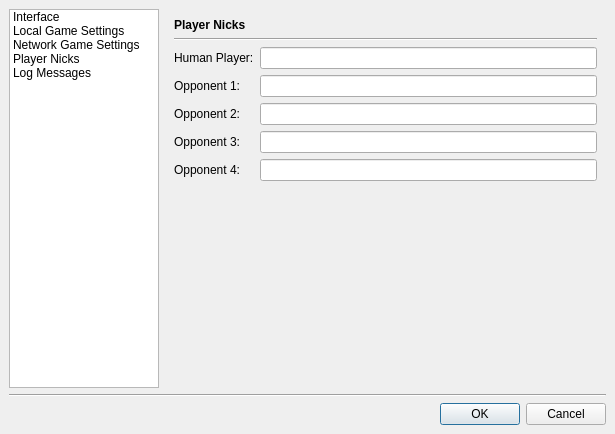
Old version of the form src/gui/qt/settingsdialog.ui in the repository pokerth/pokerth.
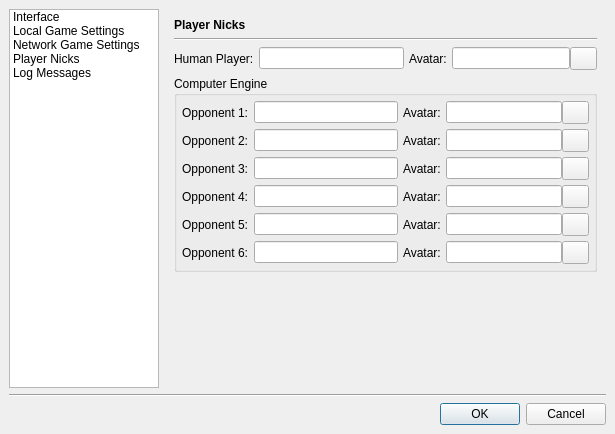
New version of the form. The open tabs and pages were chosen to show the change. Icons and pictures are not drawn.

Patch:
```diff
--- a/src/gui/qt/settingsdialog.ui
+++ b/src/gui/qt/settingsdialog.ui
@@ -601,23 +601,316 @@
        <property name="spacing" >
         <number>6</number>
        </property>
-       <item row="2" column="1" >
-        <widget class="QLineEdit" name="lineEdit_humanPlayerName" />
-       </item>
-       <item row="0" column="0" colspan="2" >
-        <widget class="QLabel" name="label_7" >
-         <property name="font" >
-          <font>
-           <weight>75</weight>
-           <bold>true</bold>
-          </font>
+       <item row="3" column="0" >
+        <widget class="QGroupBox" name="groupBox_3" >
+         <property name="title" >
+          <string>Computer Engine</string>
          </property>
-         <property name="text" >
-          <string>Player Nicks</string>
-         </property>
+         <layout class="QGridLayout" >
+          <property name="margin" >
+           <number>5</number>
+          </property>
+          <property name="spacing" >
+           <number>5</number>
+          </property>
+          <item row="5" column="3" >
+           <layout class="QHBoxLayout" >
+            <property name="margin" >
+             <number>0</number>
+            </property>
+            <property name="spacing" >
+             <number>0</number>
+            </property>
+            <item>
+             <widget class="QLineEdit" name="lineEdit_Opponent6Avatar" />
+            </item>
+            <item>
+             <widget class="QPushButton" name="pushButton_openAvatarFile6" >
+              <property name="minimumSize" >
+               <size>
+                <width>27</width>
+                <height>23</height>
+               </size>
+              </property>
+              <property name="maximumSize" >
+               <size>
+                <width>27</width>
+                <height>23</height>
+               </size>
+              </property>
+              <property name="icon" >
+               <iconset resource="resources.qrc" >:/graphics/resources/graphics/fileopen16.png</iconset>
+              </property>
+             </widget>
+            </item>
+           </layout>
+          </item>
+          <item row="4" column="3" >
+           <layout class="QHBoxLayout" >
+            <property name="margin" >
+             <number>0</number>
+            </property>
+            <property name="spacing" >
+             <number>0</number>
+            </property>
+            <item>
+             <widget class="QLineEdit" name="lineEdit_Opponent5Avatar" />
+            </item>
+            <item>
+             <widget class="QPushButton" name="pushButton_openAvatarFile5" >
+              <property name="minimumSize" >
+               <size>
+                <width>27</width>
+                <height>23</height>
+               </size>
+              </property>
+              <property name="maximumSize" >
+               <size>
+                <width>27</width>
+                <height>23</height>
+               </size>
+              </property>
+              <property name="icon" >
+               <iconset resource="resources.qrc" >:/graphics/resources/graphics/fileopen16.png</iconset>
+              </property>
+             </widget>
+            </item>
+           </layout>
+          </item>
+          <item row="3" column="3" >
+           <layout class="QHBoxLayout" >
+            <property name="margin" >
+             <number>0</number>
+            </property>
+            <property name="spacing" >
+             <number>0</number>
+            </property>
+            <item>
+             <widget class="QLineEdit" name="lineEdit_Opponent4Avatar" />
+            </item>
+            <item>
+             <widget class="QPushButton" name="pushButton_openAvatarFile4" >
+              <property name="minimumSize" >
+               <size>
+                <width>27</width>
+                <height>23</height>
+               </size>
+              </property>
+              <property name="maximumSize" >
+               <size>
+                <width>27</width>
+                <height>23</height>
+               </size>
+              </property>
+              <property name="icon" >
+               <iconset resource="resources.qrc" >:/graphics/resources/graphics/fileopen16.png</iconset>
+              </property>
+             </widget>
+            </item>
+           </layout>
+          </item>
+          <item row="2" column="3" >
+           <layout class="QHBoxLayout" >
+            <property name="margin" >
+             <number>0</number>
+            </property>
+            <property name="spacing" >
+             <number>0</number>
+            </property>
+            <item>
+             <widget class="QLineEdit" name="lineEdit_Opponent3Avatar" />
+            </item>
+            <item>
+             <widget class="QPushButton" name="pushButton_openAvatarFile3" >
+              <property name="minimumSize" >
+               <size>
+                <width>27</width>
+                <height>23</height>
+               </size>
+              </property>
+              <property name="maximumSize" >
+               <size>
+                <width>27</width>
+                <height>23</height>
+               </size>
+              </property>
+              <property name="icon" >
+               <iconset resource="resources.qrc" >:/graphics/resources/graphics/fileopen16.png</iconset>
+              </property>
+             </widget>
+            </item>
+           </layout>
+          </item>
+          <item row="1" column="3" >
+           <layout class="QHBoxLayout" >
+            <property name="margin" >
+             <number>0</number>
+            </property>
+            <property name="spacing" >
+             <number>0</number>
+            </property>
+            <item>
+             <widget class="QLineEdit" name="lineEdit_Opponent2Avatar" />
+            </item>
+            <item>
+             <widget class="QPushButton" name="pushButton_openAvatarFile2" >
+              <property name="minimumSize" >
+               <size>
+                <width>27</width>
+                <height>23</height>
+               </size>
+              </property>
+              <property name="maximumSize" >
+               <size>
+                <width>27</width>
+                <height>23</height>
+               </size>
+              </property>
+              <property name="icon" >
+               <iconset resource="resources.qrc" >:/graphics/resources/graphics/fileopen16.png</iconset>
+              </property>
+             </widget>
+            </item>
+           </layout>
+          </item>
+          <item row="0" column="3" >
+           <layout class="QHBoxLayout" >
+            <property name="margin" >
+             <number>0</number>
+            </property>
+            <property name="spacing" >
+             <number>0</number>
+            </property>
+            <item>
+             <widget class="QLineEdit" name="lineEdit_Opponent1Avatar" />
+            </item>
+            <item>
+             <widget class="QPushButton" name="pushButton_openAvatarFile1" >
+              <property name="minimumSize" >
+               <size>
+                <width>27</width>
+                <height>23</height>
+               </size>
+              </property>
+              <property name="maximumSize" >
+               <size>
+                <width>27</width>
+                <height>23</height>
+               </size>
+              </property>
+              <property name="icon" >
+               <iconset resource="resources.qrc" >:/graphics/resources/graphics/fileopen16.png</iconset>
+              </property>
+             </widget>
+            </item>
+           </layout>
+          </item>
+          <item row="2" column="2" >
+           <widget class="QLabel" name="label_24" >
+            <property name="text" >
+             <string>Avatar:</string>
+            </property>
+           </widget>
+          </item>
+          <item row="0" column="2" >
+           <widget class="QLabel" name="label_21" >
+            <property name="text" >
+             <string>Avatar:</string>
+            </property>
+           </widget>
+          </item>
+          <item row="1" column="2" >
+           <widget class="QLabel" name="label_22" >
+            <property name="text" >
+             <string>Avatar:</string>
+            </property>
+           </widget>
+          </item>
+          <item row="3" column="2" >
+           <widget class="QLabel" name="label_25" >
+            <property name="text" >
+             <string>Avatar:</string>
+            </property>
+           </widget>
+          </item>
+          <item row="4" column="2" >
+           <widget class="QLabel" name="label_30" >
+            <property name="text" >
+             <string>Avatar:</string>
+            </property>
+           </widget>
+          </item>
+          <item row="5" column="2" >
+           <widget class="QLabel" name="label_31" >
+            <property name="text" >
+             <string>Avatar:</string>
+            </property>
+           </widget>
+          </item>
+          <item row="3" column="1" >
+           <widget class="QLineEdit" name="lineEdit_Opponent4Name" />
+          </item>
+          <item row="2" column="1" >
+           <widget class="QLineEdit" name="lineEdit_Opponent3Name" />
+          </item>
+          <item row="0" column="1" >
+           <widget class="QLineEdit" name="lineEdit_Opponent1Name" />
+          </item>
+          <item row="1" column="1" >
+           <widget class="QLineEdit" name="lineEdit_Opponent2Name" />
+          </item>
+          <item row="5" column="1" >
+           <widget class="QLineEdit" name="lineEdit_Opponent6Name" />
+          </item>
+          <item row="4" column="1" >
+           <widget class="QLineEdit" name="lineEdit_Opponent5Name" />
+          </item>
+          <item row="1" column="0" >
+           <widget class="QLabel" name="label_10" >
+            <property name="text" >
+             <string>Opponent 2:</string>
+            </property>
+           </widget>
+          </item>
+          <item row="2" column="0" >
+           <widget class="QLabel" name="label_11" >
+            <property name="text" >
+             <string>Opponent 3:</string>
+            </property>
+           </widget>
+          </item>
+          <item row="3" column="0" >
+           <widget class="QLabel" name="label_12" >
+            <property name="text" >
+             <string>Opponent 4:</string>
+            </property>
+           </widget>
+          </item>
+          <item row="0" column="0" >
+           <widget class="QLabel" name="label_9" >
+            <property name="text" >
+             <string>Opponent 1:</string>
+            </property>
+           </widget>
+          </item>
+          <item row="4" column="0" >
+           <widget class="QLabel" name="label_26" >
+            <property name="text" >
+             <string>Opponent 5:</string>
+            </property>
+           </widget>
+          </item>
+          <item row="5" column="0" >
+           <widget class="QLabel" name="label_32" >
+            <property name="text" >
+             <string>Opponent 6:</string>
+            </property>
+           </widget>
+          </item>
+         </layout>
         </widget>
        </item>
-       <item row="7" column="0" colspan="2" >
+       <item row="4" column="0" >
         <spacer>
          <property name="orientation" >
           <enum>Qt::Vertical</enum>
@@ -630,57 +923,82 @@
          </property>
         </spacer>
        </item>
-       <item row="2" column="0" >
-        <widget class="QLabel" name="label_8" >
-         <property name="text" >
-          <string>Human Player:</string>
-         </property>
-        </widget>
-       </item>
-       <item row="4" column="0" >
-        <widget class="QLabel" name="label_10" >
-         <property name="text" >
-          <string>Opponent 2:</string>
-         </property>
-        </widget>
-       </item>
-       <item row="6" column="1" >
-        <widget class="QLineEdit" name="lineEdit_Opponent4Name" />
-       </item>
-       <item row="1" column="0" colspan="2" >
+       <item row="1" column="0" >
         <widget class="Line" name="line_4" >
          <property name="orientation" >
           <enum>Qt::Horizontal</enum>
          </property>
         </widget>
        </item>
-       <item row="5" column="1" >
-        <widget class="QLineEdit" name="lineEdit_Opponent3Name" />
-       </item>
-       <item row="5" column="0" >
-        <widget class="QLabel" name="label_11" >
-         <property name="text" >
-          <string>Opponent 3:</string>
+       <item row="2" column="0" >
+        <layout class="QHBoxLayout" >
+         <property name="margin" >
+          <number>0</number>
          </property>
-        </widget>
-       </item>
-       <item row="3" column="1" >
-        <widget class="QLineEdit" name="lineEdit_Opponent1Name" />
-       </item>
-       <item row="4" column="1" >
-        <widget class="QLineEdit" name="lineEdit_Opponent2Name" />
-       </item>
-       <item row="6" column="0" >
-        <widget class="QLabel" name="label_12" >
-         <property name="text" >
-          <string>Opponent 4:</string>
+         <property name="spacing" >
+          <number>5</number>
          </property>
-        </widget>
+         <item>
+          <widget class="QLabel" name="label_8" >
+           <property name="text" >
+            <string>Human Player:</string>
+           </property>
+          </widget>
+         </item>
+         <item>
+          <widget class="QLineEdit" name="lineEdit_humanPlayerName" />
+         </item>
+         <item>
+          <widget class="QLabel" name="label_20" >
+           <property name="text" >
+            <string>Avatar:</string>
+           </property>
+          </widget>
+         </item>
+         <item>
+          <layout class="QHBoxLayout" >
+           <property name="margin" >
+            <number>0</number>
+           </property>
+           <property name="spacing" >
+            <number>0</number>
+           </property>
+           <item>
+            <widget class="QLineEdit" name="lineEdit_humanPlayerAvatar" />
+           </item>
+           <item>
+            <widget class="QPushButton" name="pushButton_openAvatarFile0" >
+             <property name="minimumSize" >
+              <size>
+               <width>27</width>
+               <height>23</height>
+              </size>
+             </property>
+             <property name="maximumSize" >
+              <size>
+               <width>27</width>
+               <height>23</height>
+              </size>
+             </property>
+             <property name="icon" >
+              <iconset resource="resources.qrc" >:/graphics/resources/graphics/fileopen16.png</iconset>
+             </property>
+            </widget>
+           </item>
+          </layout>
+         </item>
+        </layout>
        </item>
-       <item row="3" column="0" >
-        <widget class="QLabel" name="label_9" >
+       <item row="0" column="0" >
+        <widget class="QLabel" name="label_7" >
+         <property name="font" >
+          <font>
+           <weight>75</weight>
+           <bold>true</bold>
+          </font>
+         </property>
          <property name="text" >
-          <string>Opponent 1:</string>
+          <string>Player Nicks</string>
          </property>
         </widget>
        </item>
```
Left out of the diff: 36 changed lines with no effect on the pictures.
